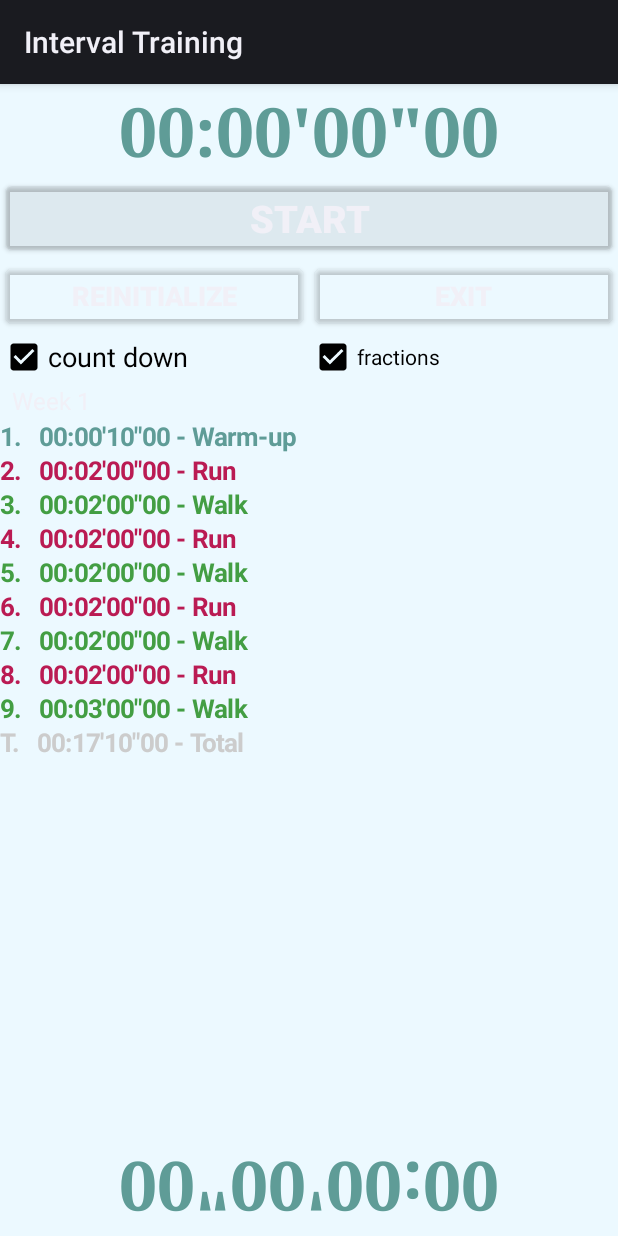
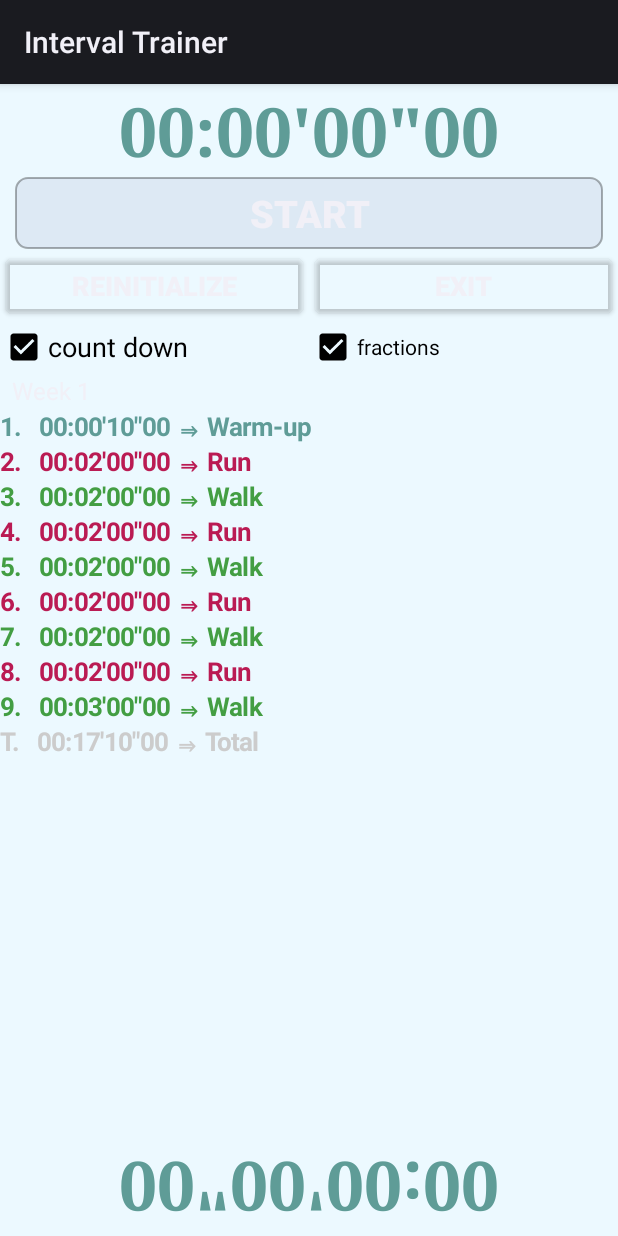
Before and after one commit to khris78/IntervalTraining4Android, an Android app: the screen it shows after launch (Chronos), on a phone screen of 412 x 824 dp. Run offline under Robolectric (Android 15) with nearby library versions, the phone set to English and light mode, and no system bars; pictures from the network do not load.

Commit message:
GUI improvements

```diff
--- a/app/src/main/java/fr/gallioz/intervals/Chronos.java
+++ b/app/src/main/java/fr/gallioz/intervals/Chronos.java
@@ -337,7 +337,7 @@ public class Chronos extends Activity {
         }
 
         if (label != null) {
-            sb.append(" - ").append(label);
+            sb.append(" \u21D2 ").append(label);
         }
 
         if (tv == null) {
@@ -402,8 +402,8 @@ public class Chronos extends Activity {
                             } else {
                                 state = STOPPED_STATE;
                                 startBtn.setText(R.string.reStart);
-                                countText.setText("Finished");
-                                countInvText.setText("Finished");
+                                countText.setText(R.string.finished);
+                                countInvText.setText(R.string.finished);
                                 setTextColor(null, COUNT_STOPPED_COLOR);
                                 displayedTime = 0;
                                 setCurInterval(-1);
--- a/app/src/main/java/fr/gallioz/intervals/IntervalManager.java
+++ b/app/src/main/java/fr/gallioz/intervals/IntervalManager.java
@@ -35,16 +35,16 @@ public class IntervalManager {
                 new Integer[] { 25,  2, 25,  2,  2,  3 } ,
                 new Integer[] { 28,  4, 26,  3  },
                 new Integer[] { 60,  3  },
-                new Number [] {  0.1,  0.1,  0.1,  0.1,  0.1,  0.1,  0.1,  0.1,  0.1,  0.1  } // for tests
+                new Number [] {  0.1, 0.05, 0.1, 0.02, 0.1, 0.05, 0.1, 0.05, 0.1, 0.05,  0.1  } // for tests
         };
         IntervalType types[] = new IntervalType[] { RUN, WALK };
         for (int s = 0 ; s < lstWeeks.length ; s++) {
-            Number[] semaine = lstWeeks[s];
-            List<IntervalDescription> lst = new ArrayList<IntervalDescription>(semaine.length + 1);
+            Number[] week = lstWeeks[s];
+            List<IntervalDescription> lst = new ArrayList<IntervalDescription>(week.length + 1);
             lst.add(new IntervalDescription(WARM_UP, (long) (10.0 * SECOND)));
             int type = 0;
-            for (int i = 0 ; i < semaine.length ; i++) {
-                lst.add(new IntervalDescription(types[type], (long) (semaine[i].doubleValue() * MINUTE)));
+            for (int i = 0 ; i < week.length ; i++) {
+                lst.add(new IntervalDescription(types[type], (long) (week[i].doubleValue() * MINUTE)));
                 type = 1 - type;
             }
             mapWeeks.put(s + 1, lst);
--- /dev/null
+++ b/app/src/main/res/drawable/round_button.xml
@@ -0,0 +1,7 @@
+<?xml version="1.0" encoding="utf-8"?>
+    <!-- Inspired by CSmith answer on http://stackoverflow.com/questions/9334618/rounded-button-in-android -->
+    <shape xmlns:android="http://schemas.android.com/apk/res/android" android:shape="rectangle">
+        <stroke android:width="1dp" android:color="#50000000" />
+        <corners android:radius="8dp" />
+        <solid android:color="#10000050" />
+    </shape>
--- a/app/src/main/res/layout/main.xml
+++ b/app/src/main/res/layout/main.xml
@@ -30,15 +30,27 @@
         android:layout_weight="1"
         android:gravity="center_vertical">
 
+        <TextView
+            android:layout_width="10sp"
+            android:layout_height="wrap_content"
+            android:text=" "
+            android:id="@+id/mLeft" />
+
         <Button
             android:layout_width="120px"
             android:layout_height="wrap_content"
             android:text="@string/start"
             android:id="@+id/startBtn"
             android:layout_weight="1"
-            android:backgroundTint="#10000000"
+            android:background="@drawable/round_button"
             android:textSize="25sp"
             android:textStyle="bold" />
+
+        <TextView
+            android:layout_width="10sp"
+            android:layout_height="wrap_content"
+            android:text=" "
+            android:id="@+id/mRight" />
 
     </LinearLayout>
 
--- a/app/src/main/res/values/strings.xml
+++ b/app/src/main/res/values/strings.xml
@@ -1,6 +1,6 @@
 <?xml version="1.0" encoding="utf-8"?>
 <resources>
-    <string name="app_name">Interval Training</string>
+    <string name="app_name">Interval Trainer</string>
     <string name="start">Start</string>
     <string name="reStart">Re-start</string>
     <string name="stop">Stop</string>
@@ -14,4 +14,5 @@
     <string name="countDown">count down</string>
     <string name="display">Display:</string>
     <string name="fractions">fractions</string>
+    <string name="finished">Finished</string>
 </resources>
```
Also changed, not shown: 1 other file.
